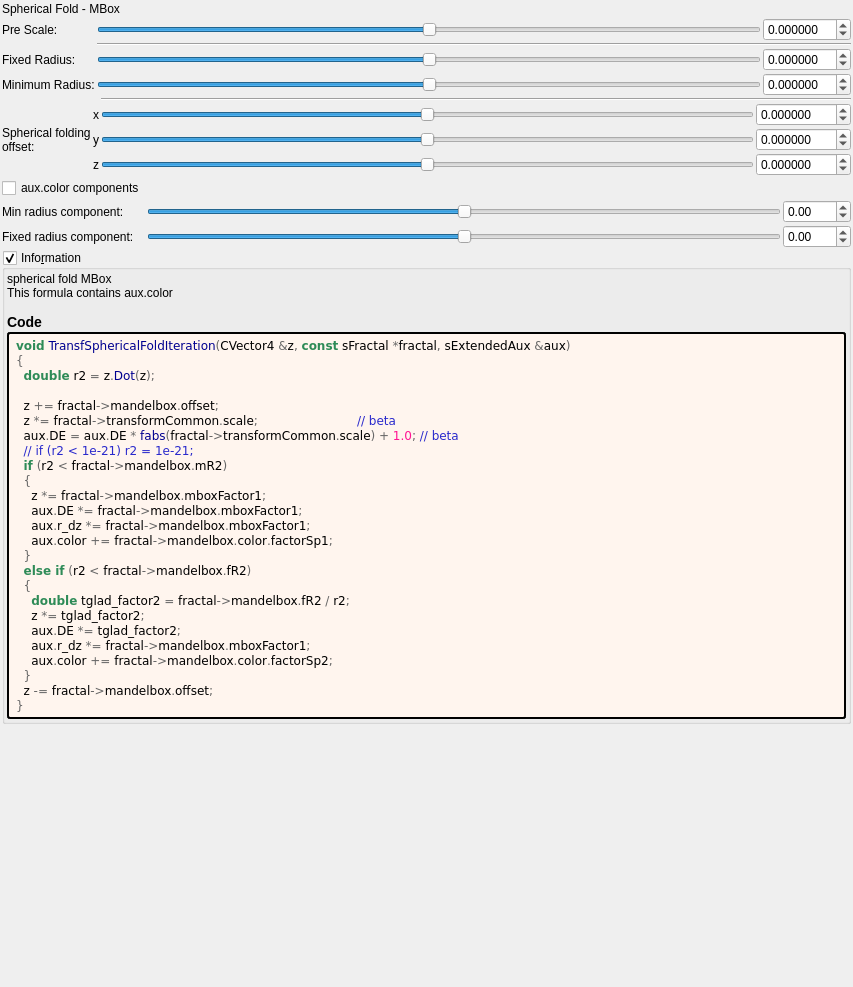
The window that mandelbulber2/formula/ui/fractal_transf_spherical_fold.ui (buddhi1980/mandelbulber2) describes before a commit, drawn with Qt 5.
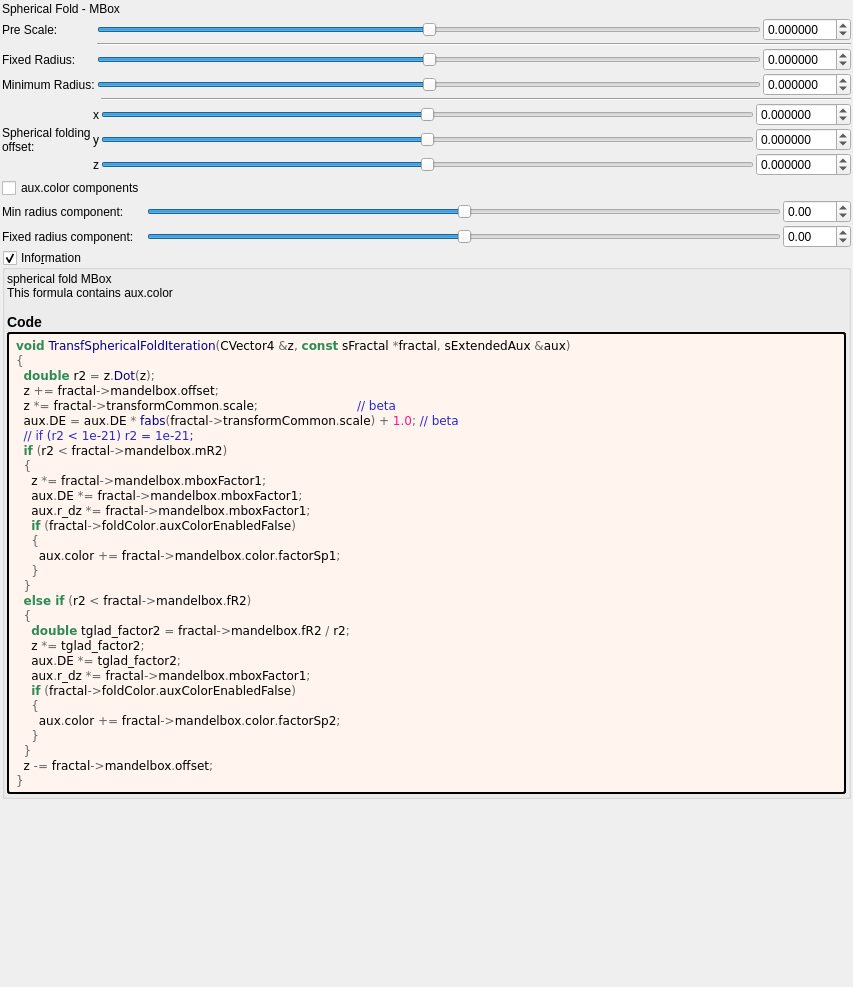
The same window after the commit. Custom widgets are drawn as their Qt base class.

```diff
--- a/mandelbulber2/formula/ui/fractal_transf_spherical_fold.ui
+++ b/mandelbulber2/formula/ui/fractal_transf_spherical_fold.ui
@@ -630,7 +630,6 @@
 &lt;pre style=&quot;color:#000000; background-color:#fff5ee;  font-family:'Courier New',monospace;&quot;&gt;&lt;span style=&quot;color:#2e8b57; font-weight:bold&quot;&gt;void&lt;/span&gt; &lt;span style=&quot;color:#00008f&quot;&gt;TransfSphericalFoldIteration&lt;/span&gt;&lt;span style=&quot;color:#676767&quot;&gt;(&lt;/span&gt;CVector4 &lt;span style=&quot;color:#676767&quot;&gt;&amp;amp;&lt;/span&gt;z&lt;span style=&quot;color:#676767&quot;&gt;,&lt;/span&gt; &lt;span style=&quot;color:#2e8b57; font-weight:bold&quot;&gt;const&lt;/span&gt; sFractal &lt;span style=&quot;color:#676767&quot;&gt;*&lt;/span&gt;fractal&lt;span style=&quot;color:#676767&quot;&gt;,&lt;/span&gt; sExtendedAux &lt;span style=&quot;color:#676767&quot;&gt;&amp;amp;&lt;/span&gt;aux&lt;span style=&quot;color:#676767&quot;&gt;)&lt;/span&gt;
 &lt;span style=&quot;color:#676767&quot;&gt;{&lt;/span&gt;
   &lt;span style=&quot;color:#2e8b57; font-weight:bold&quot;&gt;double&lt;/span&gt; r2 &lt;span style=&quot;color:#676767&quot;&gt;=&lt;/span&gt; z&lt;span style=&quot;color:#676767&quot;&gt;.&lt;/span&gt;&lt;span style=&quot;color:#00008f&quot;&gt;Dot&lt;/span&gt;&lt;span style=&quot;color:#676767&quot;&gt;(&lt;/span&gt;z&lt;span style=&quot;color:#676767&quot;&gt;);&lt;/span&gt;
-
   z &lt;span style=&quot;color:#676767&quot;&gt;+=&lt;/span&gt; fractal&lt;span style=&quot;color:#676767&quot;&gt;-&amp;gt;&lt;/span&gt;mandelbox&lt;span style=&quot;color:#676767&quot;&gt;.&lt;/span&gt;offset&lt;span style=&quot;color:#676767&quot;&gt;;&lt;/span&gt;
   z &lt;span style=&quot;color:#676767&quot;&gt;*=&lt;/span&gt; fractal&lt;span style=&quot;color:#676767&quot;&gt;-&amp;gt;&lt;/span&gt;transformCommon&lt;span style=&quot;color:#676767&quot;&gt;.&lt;/span&gt;scale&lt;span style=&quot;color:#676767&quot;&gt;;&lt;/span&gt;                          &lt;span style=&quot;color:#2929cc&quot;&gt;// beta&lt;/span&gt;
   aux&lt;span style=&quot;color:#676767&quot;&gt;.&lt;/span&gt;DE &lt;span style=&quot;color:#676767&quot;&gt;=&lt;/span&gt; aux&lt;span style=&quot;color:#676767&quot;&gt;.&lt;/span&gt;DE &lt;span style=&quot;color:#676767&quot;&gt;*&lt;/span&gt; &lt;span style=&quot;color:#00008f&quot;&gt;fabs&lt;/span&gt;&lt;span style=&quot;color:#676767&quot;&gt;(&lt;/span&gt;fractal&lt;span style=&quot;color:#676767&quot;&gt;-&amp;gt;&lt;/span&gt;transformCommon&lt;span style=&quot;color:#676767&quot;&gt;.&lt;/span&gt;scale&lt;span style=&quot;color:#676767&quot;&gt;) +&lt;/span&gt; &lt;span style=&quot;color:#ff1493&quot;&gt;1.0&lt;/span&gt;&lt;span style=&quot;color:#676767&quot;&gt;;&lt;/span&gt; &lt;span style=&quot;color:#2929cc&quot;&gt;// beta&lt;/span&gt;
@@ -640,7 +639,10 @@
     z &lt;span style=&quot;color:#676767&quot;&gt;*=&lt;/span&gt; fractal&lt;span style=&quot;color:#676767&quot;&gt;-&amp;gt;&lt;/span&gt;mandelbox&lt;span style=&quot;color:#676767&quot;&gt;.&lt;/span&gt;mboxFactor1&lt;span style=&quot;color:#676767&quot;&gt;;&lt;/span&gt;
     aux&lt;span style=&quot;color:#676767&quot;&gt;.&lt;/span&gt;DE &lt;span style=&quot;color:#676767&quot;&gt;*=&lt;/span&gt; fractal&lt;span style=&quot;color:#676767&quot;&gt;-&amp;gt;&lt;/span&gt;mandelbox&lt;span style=&quot;color:#676767&quot;&gt;.&lt;/span&gt;mboxFactor1&lt;span style=&quot;color:#676767&quot;&gt;;&lt;/span&gt;
     aux&lt;span style=&quot;color:#676767&quot;&gt;.&lt;/span&gt;r_dz &lt;span style=&quot;color:#676767&quot;&gt;*=&lt;/span&gt; fractal&lt;span style=&quot;color:#676767&quot;&gt;-&amp;gt;&lt;/span&gt;mandelbox&lt;span style=&quot;color:#676767&quot;&gt;.&lt;/span&gt;mboxFactor1&lt;span style=&quot;color:#676767&quot;&gt;;&lt;/span&gt;
-    aux&lt;span style=&quot;color:#676767&quot;&gt;.&lt;/span&gt;color &lt;span style=&quot;color:#676767&quot;&gt;+=&lt;/span&gt; fractal&lt;span style=&quot;color:#676767&quot;&gt;-&amp;gt;&lt;/span&gt;mandelbox&lt;span style=&quot;color:#676767&quot;&gt;.&lt;/span&gt;color&lt;span style=&quot;color:#676767&quot;&gt;.&lt;/span&gt;factorSp1&lt;span style=&quot;color:#676767&quot;&gt;;&lt;/span&gt;
+    &lt;span style=&quot;color:#2e8b57; font-weight:bold&quot;&gt;if&lt;/span&gt; &lt;span style=&quot;color:#676767&quot;&gt;(&lt;/span&gt;fractal&lt;span style=&quot;color:#676767&quot;&gt;-&amp;gt;&lt;/span&gt;foldColor&lt;span style=&quot;color:#676767&quot;&gt;.&lt;/span&gt;auxColorEnabledFalse&lt;span style=&quot;color:#676767&quot;&gt;)&lt;/span&gt;
+    &lt;span style=&quot;color:#676767&quot;&gt;{&lt;/span&gt;
+      aux&lt;span style=&quot;color:#676767&quot;&gt;.&lt;/span&gt;color &lt;span style=&quot;color:#676767&quot;&gt;+=&lt;/span&gt; fractal&lt;span style=&quot;color:#676767&quot;&gt;-&amp;gt;&lt;/span&gt;mandelbox&lt;span style=&quot;color:#676767&quot;&gt;.&lt;/span&gt;color&lt;span style=&quot;color:#676767&quot;&gt;.&lt;/span&gt;factorSp1&lt;span style=&quot;color:#676767&quot;&gt;;&lt;/span&gt;
+    &lt;span style=&quot;color:#676767&quot;&gt;}&lt;/span&gt;
   &lt;span style=&quot;color:#676767&quot;&gt;}&lt;/span&gt;
   &lt;span style=&quot;color:#2e8b57; font-weight:bold&quot;&gt;else if&lt;/span&gt; &lt;span style=&quot;color:#676767&quot;&gt;(&lt;/span&gt;r2 &lt;span style=&quot;color:#676767&quot;&gt;&amp;lt;&lt;/span&gt; fractal&lt;span style=&quot;color:#676767&quot;&gt;-&amp;gt;&lt;/span&gt;mandelbox&lt;span style=&quot;color:#676767&quot;&gt;.&lt;/span&gt;fR2&lt;span style=&quot;color:#676767&quot;&gt;)&lt;/span&gt;
   &lt;span style=&quot;color:#676767&quot;&gt;{&lt;/span&gt;
@@ -648,7 +650,10 @@
     z &lt;span style=&quot;color:#676767&quot;&gt;*=&lt;/span&gt; tglad_factor2&lt;span style=&quot;color:#676767&quot;&gt;;&lt;/span&gt;
     aux&lt;span style=&quot;color:#676767&quot;&gt;.&lt;/span&gt;DE &lt;span style=&quot;color:#676767&quot;&gt;*=&lt;/span&gt; tglad_factor2&lt;span style=&quot;color:#676767&quot;&gt;;&lt;/span&gt;
     aux&lt;span style=&quot;color:#676767&quot;&gt;.&lt;/span&gt;r_dz &lt;span style=&quot;color:#676767&quot;&gt;*=&lt;/span&gt; fractal&lt;span style=&quot;color:#676767&quot;&gt;-&amp;gt;&lt;/span&gt;mandelbox&lt;span style=&quot;color:#676767&quot;&gt;.&lt;/span&gt;mboxFactor1&lt;span style=&quot;color:#676767&quot;&gt;;&lt;/span&gt;
-    aux&lt;span style=&quot;color:#676767&quot;&gt;.&lt;/span&gt;color &lt;span style=&quot;color:#676767&quot;&gt;+=&lt;/span&gt; fractal&lt;span style=&quot;color:#676767&quot;&gt;-&amp;gt;&lt;/span&gt;mandelbox&lt;span style=&quot;color:#676767&quot;&gt;.&lt;/span&gt;color&lt;span style=&quot;color:#676767&quot;&gt;.&lt;/span&gt;factorSp2&lt;span style=&quot;color:#676767&quot;&gt;;&lt;/span&gt;
+    &lt;span style=&quot;color:#2e8b57; font-weight:bold&quot;&gt;if&lt;/span&gt; &lt;span style=&quot;color:#676767&quot;&gt;(&lt;/span&gt;fractal&lt;span style=&quot;color:#676767&quot;&gt;-&amp;gt;&lt;/span&gt;foldColor&lt;span style=&quot;color:#676767&quot;&gt;.&lt;/span&gt;auxColorEnabledFalse&lt;span style=&quot;color:#676767&quot;&gt;)&lt;/span&gt;
+    &lt;span style=&quot;color:#676767&quot;&gt;{&lt;/span&gt;
+      aux&lt;span style=&quot;color:#676767&quot;&gt;.&lt;/span&gt;color &lt;span style=&quot;color:#676767&quot;&gt;+=&lt;/span&gt; fractal&lt;span style=&quot;color:#676767&quot;&gt;-&amp;gt;&lt;/span&gt;mandelbox&lt;span style=&quot;color:#676767&quot;&gt;.&lt;/span&gt;color&lt;span style=&quot;color:#676767&quot;&gt;.&lt;/span&gt;factorSp2&lt;span style=&quot;color:#676767&quot;&gt;;&lt;/span&gt;
+    &lt;span style=&quot;color:#676767&quot;&gt;}&lt;/span&gt;
   &lt;span style=&quot;color:#676767&quot;&gt;}&lt;/span&gt;
   z &lt;span style=&quot;color:#676767&quot;&gt;-=&lt;/span&gt; fractal&lt;span style=&quot;color:#676767&quot;&gt;-&amp;gt;&lt;/span&gt;mandelbox&lt;span style=&quot;color:#676767&quot;&gt;.&lt;/span&gt;offset&lt;span style=&quot;color:#676767&quot;&gt;;&lt;/span&gt;
 &lt;span style=&quot;color:#676767&quot;&gt;}&lt;/span&gt;
```
Left out of the diff: 8 changed lines with no effect on the pictures. Lines whose indentation alone changed are shown as unchanged.
